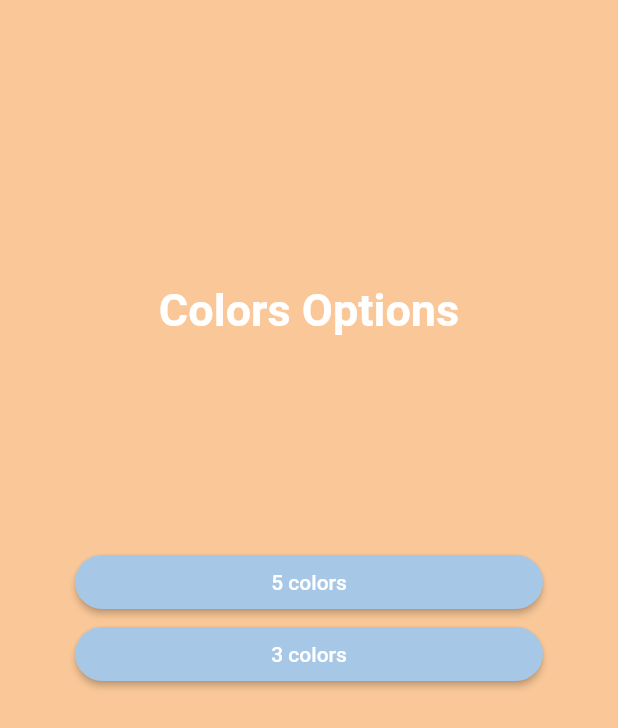
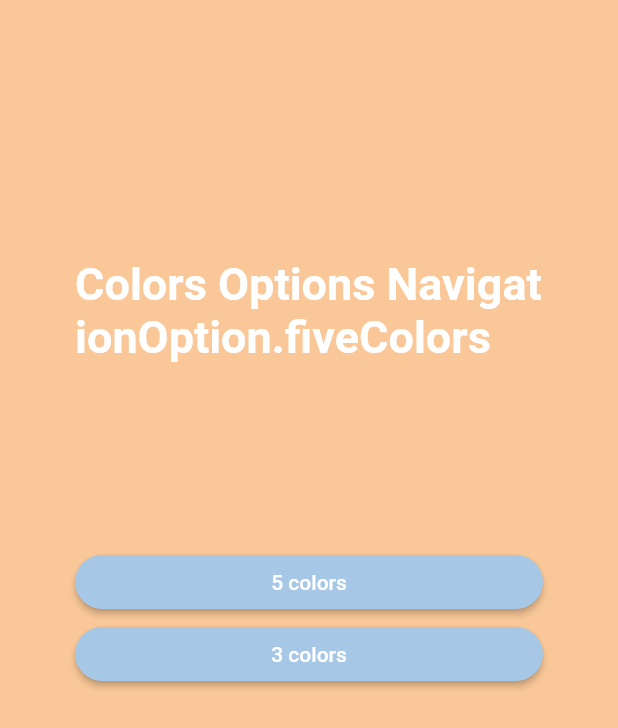
Before and after one commit to danireysan/navigation_with_bloc, a Flutter app: the screen it shows after launch, after a tap on "5 colors", on a phone screen of 412 x 824 dp. Shown: the top 728 px of the screen. Run offline on Flutter 3.47's test engine with Material 2 defaults, Android fonts, the phone set to English and light mode, and no system bars; our stand-ins replace equatable, flutter_bloc, modal_bottom_sheet; Roboto replaces fonts that are missing (Hind).

Commit message:
implemented navigation bloc

```diff
--- a/lib/main.dart
+++ b/lib/main.dart
@@ -1,10 +1,21 @@
 import 'package:flutter/material.dart';
+import 'package:flutter_bloc/flutter_bloc.dart';
 import 'package:navigation_with_bloc/core/routes.dart';
 import 'package:navigation_with_bloc/core/theme.dart';
+import 'package:navigation_with_bloc/presentation/bloc/navigation_bloc.dart';
 import 'package:navigation_with_bloc/presentation/pages/colors_option_page.dart';
 
 void main() {
-  runApp(const MyApp());
+  runApp(
+    MultiBlocProvider(
+      providers: [
+        BlocProvider(
+          create: (context) => NavigationBloc(),
+        ),
+      ],
+      child: const MyApp(),
+    ),
+  );
 }
 
 class MyApp extends StatelessWidget {
--- a/lib/presentation/pages/colors_option_page.dart
+++ b/lib/presentation/pages/colors_option_page.dart
@@ -1,4 +1,7 @@
 import 'package:flutter/material.dart';
+import 'package:flutter_bloc/flutter_bloc.dart';
+import 'package:navigation_with_bloc/option_navigation_model.dart';
+import 'package:navigation_with_bloc/presentation/bloc/navigation_bloc.dart';
 
 class ColorsOptionPage extends StatelessWidget {
   static const routeName = '/colors-option';
@@ -10,15 +13,17 @@ class ColorsOptionPage extends StatelessWidget {
       backgroundColor: const Color.fromRGBO(250, 200, 152, 1),
       body: Padding(
           padding: const EdgeInsets.all(50),
-        child: Column(
+          child: BlocBuilder<NavigationBloc, NavigationState>(
+            builder: (context, state) {
+              return Column(
                 mainAxisAlignment: MainAxisAlignment.center,
                 crossAxisAlignment: CrossAxisAlignment.stretch,
                 children: [
-            const Expanded(
+                  Expanded(
                     child: Center(
                       child: Text(
-                  'Colors Options',
-                  style: TextStyle(
+                        'Colors Options ${state.navigationOption}',
+                        style: const TextStyle(
                           fontSize: 30,
                           fontWeight: FontWeight.bold,
                         ),
@@ -26,7 +31,10 @@ class ColorsOptionPage extends StatelessWidget {
                     ),
                   ),
                   ElevatedButton(
-              onPressed: () {},
+                    onPressed: () {
+                      context.read<NavigationBloc>().add(
+                          const PickOptionEvent(NavigationOption.fiveColors));
+                    },
                     style: ElevatedButton.styleFrom(
                       shape: RoundedRectangleBorder(
                         borderRadius: BorderRadius.circular(20),
@@ -39,7 +47,10 @@ class ColorsOptionPage extends StatelessWidget {
                     child: const Text('5 colors'),
                   ),
                   ElevatedButton(
-              onPressed: () {},
+                    onPressed: () {
+                      context.read<NavigationBloc>().add(
+                          const PickOptionEvent(NavigationOption.threeColors));
+                    },
                     style: ElevatedButton.styleFrom(
                       shape: RoundedRectangleBorder(
                         borderRadius: BorderRadius.circular(20),
@@ -53,8 +64,9 @@ class ColorsOptionPage extends StatelessWidget {
                   ),
                   const Spacer()
                 ],
-        ),
-      ),
+              );
+            },
+          )),
     );
   }
 }
```
Lines whose indentation alone changed are shown as unchanged.
